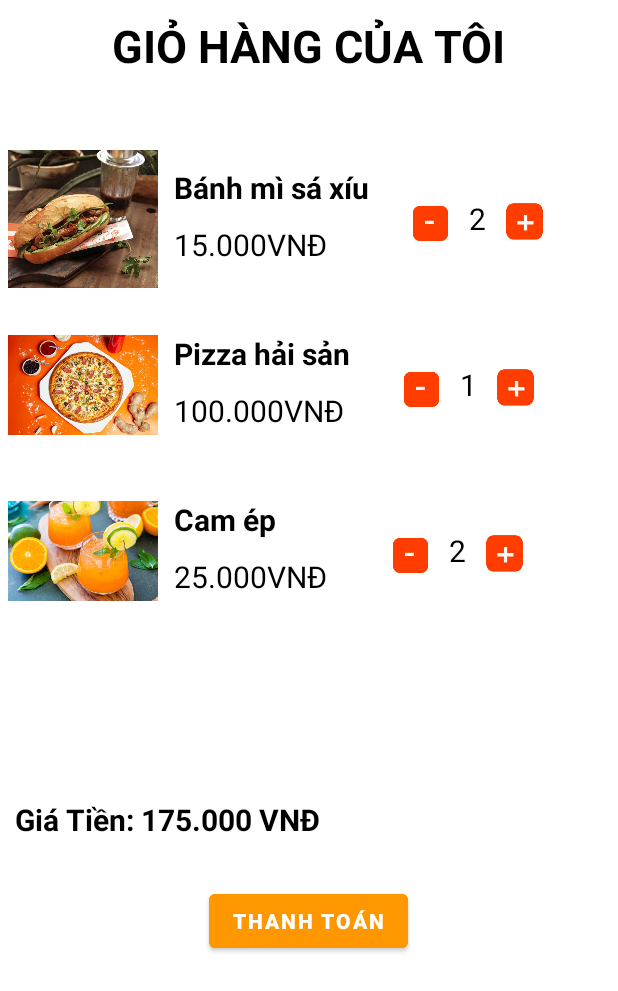
After one commit to Congsonn/fast-food-app, an Android app: the GiohangActivity screen opened directly, with no data from a screen before it, on a phone screen of 412 x 824 dp. The commit adds this screen. Shown: the top 991 px of the screen. Run offline under Robolectric (Android 15) with nearby library versions, the phone set to English and light mode, and no system bars.

Commit message:
update Gio Hang

```diff
--- /dev/null
+++ b/app/src/main/java/com/example/fastfood/GiohangActivity.java
@@ -0,0 +1,28 @@
+package com.example.fastfood;
+
+import androidx.appcompat.app.AppCompatActivity;
+
+import android.content.Intent;
+import android.os.Bundle;
+import android.view.View;
+import android.widget.Button;
+
+public class GiohangActivity extends AppCompatActivity {
+
+    Button thanhtoan;
+    @Override
+    protected void onCreate(Bundle savedInstanceState) {
+        super.onCreate(savedInstanceState);
+        setContentView(R.layout.activity_giohang);
+
+        thanhtoan = findViewById(R.id.Thanhtoan);
+        thanhtoan.setOnClickListener(new View.OnClickListener() {
+            @Override
+            public void onClick(View v) {
+                Intent intent = new  Intent(getApplicationContext(), DathangActivity.class) ;
+                startActivity(intent);
+            }
+        });
+
+    }
+}
--- a/app/src/main/java/com/example/fastfood/IntroActivity.java
+++ b/app/src/main/java/com/example/fastfood/IntroActivity.java
@@ -18,7 +18,7 @@ public class IntroActivity extends AppCompatActivity {
         starBtn.setOnClickListener(new View.OnClickListener() {
             @Override
             public void onClick(View v) {
-                startActivity(new Intent(IntroActivity.this,MainActivity.class));
+                startActivity(new Intent(IntroActivity.this,loginActivity.class));
             }
         });
 
--- a/app/src/main/java/com/example/fastfood/Sql_database.java
+++ b/app/src/main/java/com/example/fastfood/Sql_database.java
@@ -18,7 +18,7 @@ public class Sql_database extends SQLiteOpenHelper {
 
     @Override
     public void onCreate(SQLiteDatabase Mydatabase) {
-        Mydatabase.execSQL("create Table allusers(email  primary key, password )");
+        Mydatabase.execSQL("create Table allusers( email  primary key, password )");
     }
 
     @Override
--- /dev/null
+++ b/app/src/main/java/com/example/fastfood/giohangAdapter.java
@@ -0,0 +1,4 @@
+package com.example.fastfood;
+
+public class giohangAdapter {
+}
--- /dev/null
+++ b/app/src/main/res/layout/activity_giohang.xml
@@ -0,0 +1,258 @@
+<?xml version="1.0" encoding="utf-8"?>
+<LinearLayout xmlns:android="http://schemas.android.com/apk/res/android"
+    xmlns:app="http://schemas.android.com/apk/res-auto"
+    xmlns:tools="http://schemas.android.com/tools"
+    android:layout_width="match_parent"
+    android:layout_height="match_parent"
+    android:orientation="vertical"
+    tools:context=".GiohangActivity">
+
+    <TextView
+        android:id="@+id/Giohang"
+        android:layout_width="wrap_content"
+        android:layout_height="wrap_content"
+        android:text="GIỎ HÀNG CỦA TÔI"
+        android:textSize="30dp"
+        tools:layout_editor_absoluteX="157dp"
+        tools:layout_editor_absoluteY="121dp"
+        android:layout_gravity="center"
+        android:textStyle="bold"
+        android:textColor="@color/black"
+        android:layout_marginTop="10dp"/>
+
+    <LinearLayout
+        android:layout_width="match_parent"
+        android:layout_height="wrap_content"
+        android:orientation="horizontal"
+        android:layout_marginTop="40dp">
+
+        <ImageView
+            android:layout_width="100dp"
+            android:layout_height="100dp"
+            android:layout_margin="5dp"
+            android:src="@drawable/banhmi1"/>
+
+        <LinearLayout
+            android:layout_width="wrap_content"
+            android:layout_height="wrap_content"
+            android:orientation="vertical"
+            android:layout_marginTop="15dp">
+
+            <TextView
+                android:layout_width="wrap_content"
+                android:layout_height="wrap_content"
+                android:text="Bánh mì sá xíu"
+                android:textColor="@color/black"
+                android:textStyle="bold"
+                android:textSize="20sp"
+                android:layout_margin="5dp" />
+            <TextView
+                android:layout_width="wrap_content"
+                android:layout_height="wrap_content"
+                android:text="15.000VNĐ"
+                android:textSize="20sp"
+                android:textColor="@color/black"
+                android:layout_margin="5dp"/>
+
+        </LinearLayout>
+
+        <LinearLayout
+            android:layout_width="wrap_content"
+            android:layout_height="wrap_content"
+            android:orientation="horizontal"
+            android:layout_gravity="center"
+            android:layout_marginLeft="15dp">
+
+            <ImageView
+                android:layout_width="30dp"
+                android:layout_height="30dp"
+                android:layout_gravity="center"
+                android:layout_margin="5dp"
+                android:src="@drawable/minus" />
+
+            <TextView
+                android:layout_width="wrap_content"
+                android:layout_height="wrap_content"
+                android:text="2"
+                android:textSize="20sp"
+                android:textColor="@color/black"
+                android:layout_margin="5dp"
+                android:layout_gravity="center"/>
+
+            <ImageView
+                android:layout_width="30dp"
+                android:layout_height="30dp"
+                android:src="@drawable/plus"
+                android:layout_margin="5dp"
+                android:layout_gravity="center"/>
+
+        </LinearLayout>
+
+    </LinearLayout>
+    <LinearLayout
+        android:layout_width="match_parent"
+        android:layout_height="wrap_content"
+        android:orientation="horizontal">
+
+        <ImageView
+            android:layout_width="100dp"
+            android:layout_height="100dp"
+            android:layout_margin="5dp"
+            android:src="@drawable/pizza2"/>
+
+        <LinearLayout
+            android:layout_width="wrap_content"
+            android:layout_height="wrap_content"
+            android:orientation="vertical"
+            android:layout_marginTop="15dp">
+
+            <TextView
+                android:layout_width="wrap_content"
+                android:layout_height="wrap_content"
+                android:text="Pizza hải sản"
+                android:textColor="@color/black"
+                android:textStyle="bold"
+                android:textSize="20sp"
+                android:layout_margin="5dp" />
+            <TextView
+                android:layout_width="wrap_content"
+                android:layout_height="wrap_content"
+                android:text="100.000VNĐ"
+                android:textSize="20sp"
+                android:textColor="@color/black"
+                android:layout_margin="5dp"/>
+
+        </LinearLayout>
+
+        <LinearLayout
+            android:layout_width="wrap_content"
+            android:layout_height="wrap_content"
+            android:orientation="horizontal"
+            android:layout_gravity="center"
+            android:layout_marginLeft="22dp">
+
+            <ImageView
+                android:layout_width="30dp"
+                android:layout_height="30dp"
+                android:src="@drawable/minus"
+                android:layout_margin="5dp"
+                android:layout_gravity="center"/>
+
+            <TextView
+                android:layout_width="wrap_content"
+                android:layout_height="wrap_content"
+                android:text="1"
+                android:textSize="20sp"
+                android:textColor="@color/black"
+                android:layout_margin="5dp"
+                android:layout_gravity="center"/>
+
+            <ImageView
+                android:layout_width="30dp"
+                android:layout_height="30dp"
+                android:src="@drawable/plus"
+                android:layout_margin="5dp"
+                android:layout_gravity="center"/>
+
+        </LinearLayout>
+    </LinearLayout>
+
+    <LinearLayout
+        android:layout_width="match_parent"
+        android:layout_height="wrap_content"
+        android:orientation="horizontal">
+
+        <ImageView
+            android:layout_width="100dp"
+            android:layout_height="100dp"
+            android:layout_margin="5dp"
+            android:src="@drawable/drink2"/>
+
+        <LinearLayout
+            android:layout_width="wrap_content"
+            android:layout_height="wrap_content"
+            android:orientation="vertical"
+            android:layout_marginTop="15dp">
+
+            <TextView
+                android:layout_width="wrap_content"
+                android:layout_height="wrap_content"
+                android:text="Cam ép"
+                android:textColor="@color/black"
+                android:textStyle="bold"
+                android:textSize="20sp"
+                android:layout_margin="5dp" />
+            <TextView
+                android:layout_width="wrap_content"
+                android:layout_height="wrap_content"
+                android:text="25.000VNĐ"
+                android:textSize="20sp"
+                android:textColor="@color/black"
+                android:layout_margin="5dp"/>
+
+        </LinearLayout>
+
+        <LinearLayout
+            android:layout_width="wrap_content"
+            android:layout_height="wrap_content"
+            android:orientation="horizontal"
+            android:layout_marginLeft="30dp"
+            android:layout_gravity="center">
+
+            <ImageView
+                android:layout_width="30dp"
+                android:layout_height="30dp"
+                android:src="@drawable/minus"
+                android:layout_margin="5dp"
+                android:layout_gravity="center"/>
+
+            <TextView
+                android:layout_width="wrap_content"
+                android:layout_height="wrap_content"
+                android:text="2"
+                android:textSize="20sp"
+                android:textColor="@color/black"
+                android:layout_margin="5dp"
+                android:layout_gravity="center"/>
+
+            <ImageView
+                android:layout_width="30dp"
+                android:layout_height="30dp"
+                android:src="@drawable/plus"
+                android:layout_margin="5dp"
+                android:layout_gravity="center"/>
+
+        </LinearLayout>
+    </LinearLayout>
+
+    <LinearLayout
+        android:layout_width="match_parent"
+        android:layout_height="wrap_content"
+        android:orientation="vertical"
+        android:layout_marginTop="100dp">
+
+        <TextView
+            android:layout_width="match_parent"
+            android:layout_height="wrap_content"
+            android:text="Giá Tiền: 175.000 VNĐ "
+            android:textColor="@color/black"
+            android:textSize="20sp"
+            android:layout_marginTop="20dp"
+            android:layout_margin="10dp"
+            android:textStyle="bold"/>
+        <Button
+            android:id="@+id/Thanhtoan"
+            android:layout_width="wrap_content"
+            android:layout_height="wrap_content"
+            android:text="Thanh Toán"
+            android:layout_gravity="center"
+            android:layout_marginTop="20dp"
+            android:textStyle="bold"
+            android:backgroundTint="#F3FF9800"/>
+
+    </LinearLayout>
+
+
+
+
+</LinearLayout>
--- a/app/src/main/res/layout/activity_intro.xml
+++ b/app/src/main/res/layout/activity_intro.xml
@@ -49,7 +49,7 @@
             android:id="@+id/textView6"
             android:layout_width="wrap_content"
             android:layout_height="wrap_content"
-            android:text="Oder Now"
+            android:text="ODER NOW"
             android:textColor="#D3FF9800"
             android:textSize="25sp"
             android:textStyle="bold"
--- a/app/src/main/res/layout/activity_main.xml
+++ b/app/src/main/res/layout/activity_main.xml
@@ -157,7 +157,7 @@
                     android:orientation="vertical">
 
                     <ImageView
-                        android:id="@+id/imageView8"
+                        android:id="@+id/btn_giohang"
                         android:layout_width="match_parent"
                         android:layout_height="wrap_content"
                         app:srcCompat="@drawable/bottom_btn5" />
```
Also changed, not shown: app/src/main/AndroidManifest.xml (+16 -2 lines), app/src/main/java/com/example/fastfood/DathangActivity.java (added, +33 -0 lines), app/src/main/java/com/example/fastfood/MainActivity.java (+9 -2 lines), app/src/main/java/com/example/fastfood/danhsachdoanAdapter.java (+4 -4 lines), app/src/main/res/layout/activity_dathang.xml (added, +107 -0 lines), app/src/main/res/layout/activity_login.xml (+5 -5 lines), app/src/main/res/layout/activity_signup.xml (+4 -4 lines), app/src/main/res/drawable/banhmi.png, app/src/main/res/drawable/bread.png (added), app/src/main/res/drawable/minus.png (added), app/src/main/res/drawable/plus.png (added).
